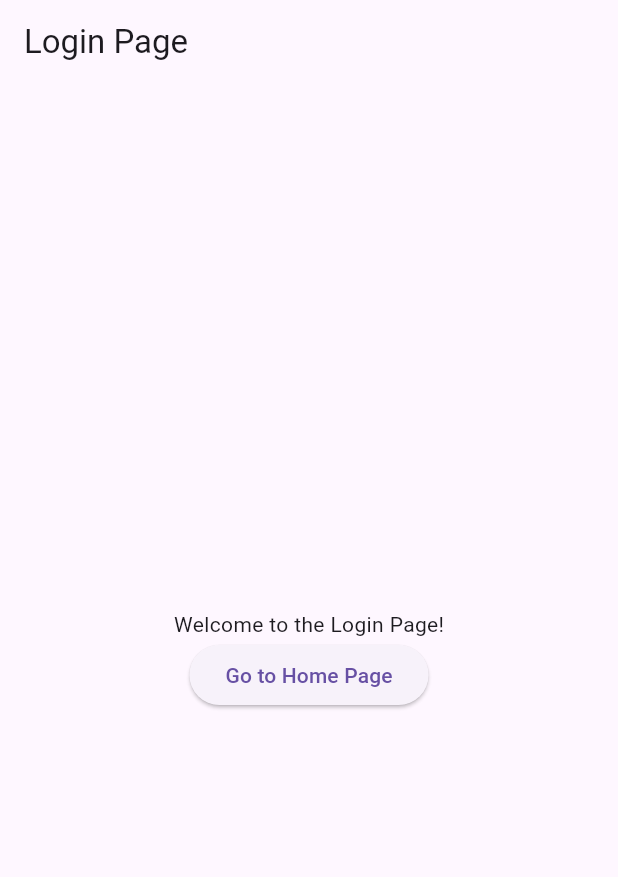
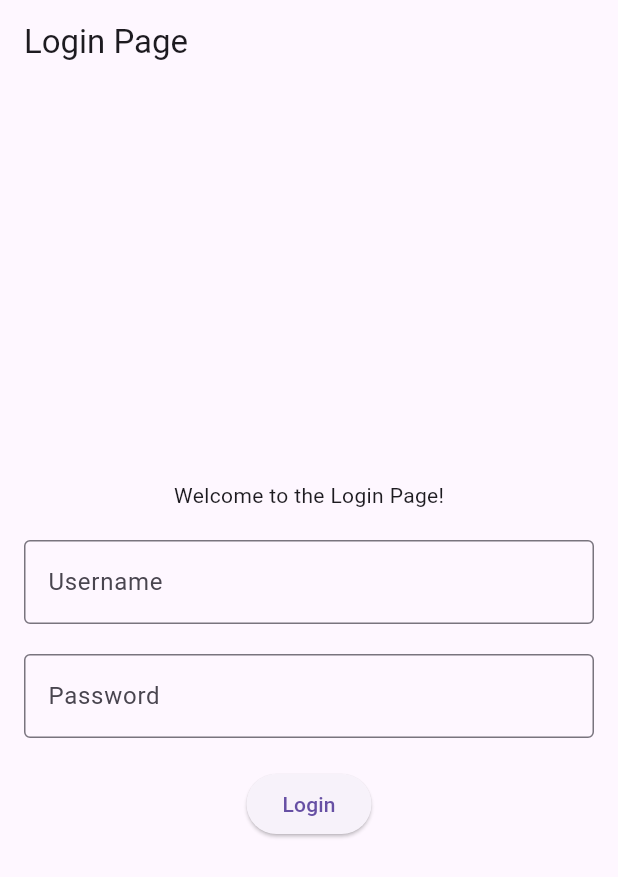
Before and after one commit to vmalani27/crown_internship, a Flutter app: the screen it shows after launch, on a phone screen of 412 x 824 dp. Shown: the top 877 px of the screen. Run offline on Flutter 3.47's test engine with Material 3 defaults, Android fonts, the phone set to English and light mode, and no system bars.

Commit message:
login section completed

```diff
--- a/training_app/lib/pages/login_page.dart
+++ b/training_app/lib/pages/login_page.dart
@@ -1,37 +1,75 @@
 import 'package:flutter/material.dart';
 import 'home_page.dart';
-
-
-
-
-
+import 'package:training_app/api_helper/login_helper.dart';
 
 class LoginPage extends StatelessWidget {
   const LoginPage({super.key});
 
   @override
   Widget build(BuildContext context) {
-    return MaterialApp(
-      debugShowCheckedModeBanner: false,
-      home: Scaffold(
-        appBar: AppBar(
-          title: const Text('Login Page'),
-        ),
-        body: Center(
+    final TextEditingController usernameController = TextEditingController();
+    final TextEditingController passwordController = TextEditingController();
+
+    void _login(BuildContext scaffoldContext) async {
+      final username = usernameController.text.trim();
+      final password = passwordController.text.trim();
+
+      if (username.isEmpty || password.isEmpty) {
+        ScaffoldMessenger.of(scaffoldContext).showSnackBar(
+          const SnackBar(content: Text('Username and Password cannot be empty')),
+        );
+        return;
+      }
+
+      // Call the login helper function
+      final isSuccess = await login(username, password);
+
+      if (isSuccess) {
+        // Navigate to the HomePage if login is successful
+        Navigator.pushReplacement(
+          context,
+          MaterialPageRoute(builder: (context) => const Trial1()),
+        );
+      } else {
+        // Show error message if login fails
+        ScaffoldMessenger.of(scaffoldContext).showSnackBar(
+          const SnackBar(content: Text('Invalid username or password')),
+        );
+      }
+    }
+
+    return Scaffold(
+      appBar: AppBar(
+        title: const Text('Login Page'),
+      ),
+      body: Center(
+        child: Padding(
+          padding: const EdgeInsets.all(16.0),
           child: Column(
             mainAxisAlignment: MainAxisAlignment.center,
             children: [
-
               const Text('Welcome to the Login Page!'),
+              const SizedBox(height: 20),
+              TextField(
+                controller: usernameController,
+                decoration: const InputDecoration(
+                  labelText: 'Username',
+                  border: OutlineInputBorder(),
+                ),
+              ),
+              const SizedBox(height: 20),
+              TextField(
+                controller: passwordController,
+                obscureText: true,
+                decoration: const InputDecoration(
+                  labelText: 'Password',
+                  border: OutlineInputBorder(),
+                ),
+              ),
+              const SizedBox(height: 20),
               ElevatedButton(
-                onPressed: () {
-                  // Navigate to the HomePage
-                  Navigator.pushReplacement(
-                    context,
-                    MaterialPageRoute(builder: (context) => const Trial1()),
-                  );
-                },
-                child: const Text('Go to Home Page'),
+                onPressed: () => _login(context), // Pass the correct context
+                child: const Text('Login'),
               ),
             ],
           ),
```
Also changed, not shown: training_app/lib/api_helper/login_helper.dart (added, +27 -0 lines).
